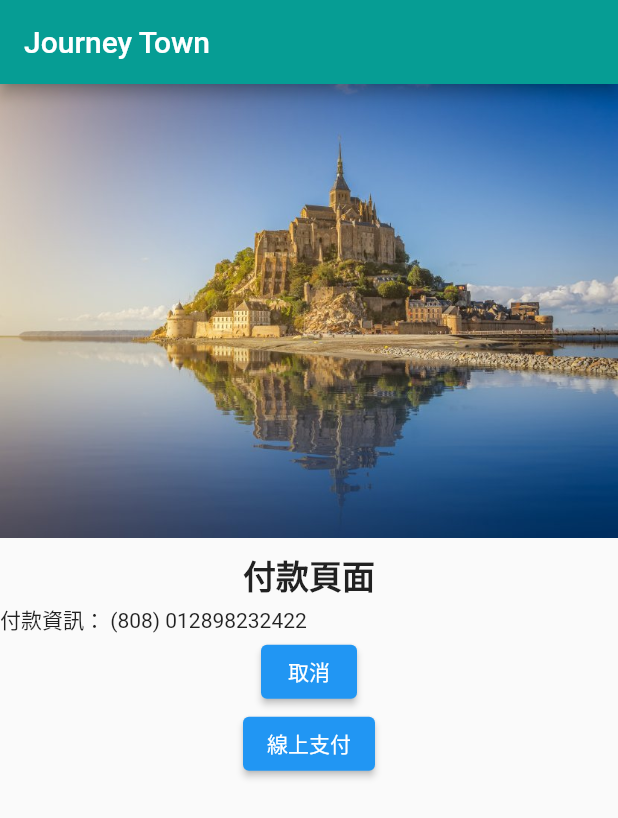
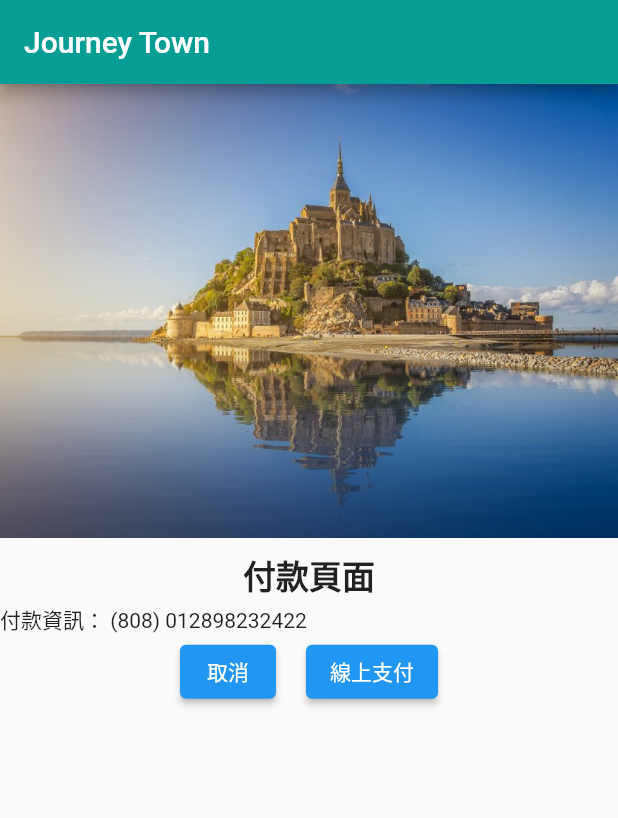
Before and after one commit to germany-swan-bts/germany-swan, a Flutter app: the screen it shows after launch, after a tap on "立刻購買", on a phone screen of 412 x 824 dp. Shown: the top 818 px of the screen. Run offline on Flutter 3.47's test engine with Material 2 defaults, Android fonts, the light colour scheme and no system bars; our stand-ins replace firebase_database, webview_flutter; accounts and stored records are empty.

Commit message:
button ux

```diff
--- a/lib/secondpage.dart
+++ b/lib/secondpage.dart
@@ -44,7 +44,11 @@ class PageBody extends StatelessWidget {
               style: TextStyle(height:2, fontSize: 22, fontWeight: FontWeight.bold)
           ),
           Text('付款資訊： (808) 012898232422'),
-          Column(
+          Row (
+              mainAxisAlignment: MainAxisAlignment.center,
+              children: <Widget>[
+                Wrap (
+                    spacing: 20,
                     children: <Widget>[
                       ElevatedButton(
                         child: Text('取消'),
@@ -54,10 +58,6 @@ class PageBody extends StatelessWidget {
                             MaterialPageRoute(builder: (context) => PlacePage()),);
                         },
                       ),
-              ]
-          ),
-          Column(
-              children: <Widget>[
                       ElevatedButton(
                         child: Text('線上支付'),
                         onPressed: () {
@@ -69,6 +69,8 @@ class PageBody extends StatelessWidget {
                       ),
                   ]
                 )
+              ]
+          ),
         ],
       ),
     );
```
Lines whose indentation alone changed are shown as unchanged.
